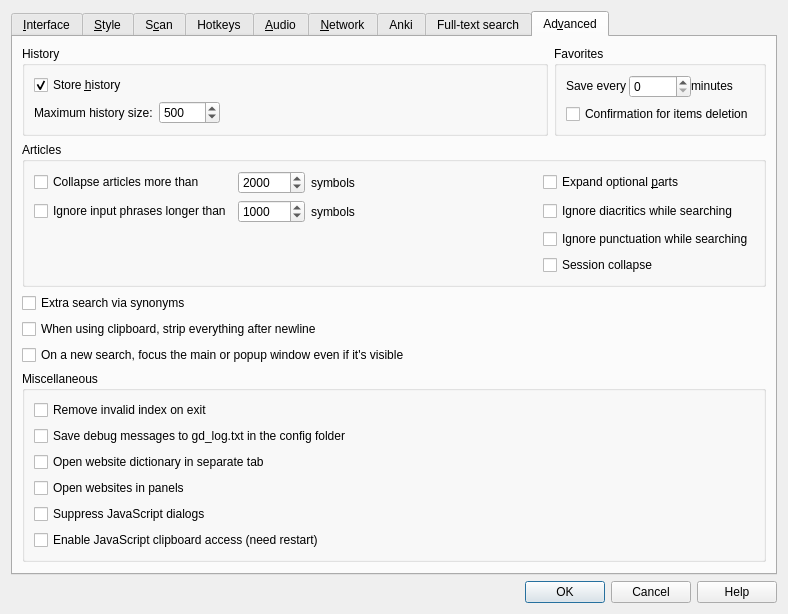
This is src/ui/preferences.ui in wuyun-1921/goldendict-ng as Qt 5 draws it before an edit. The edited form follows.
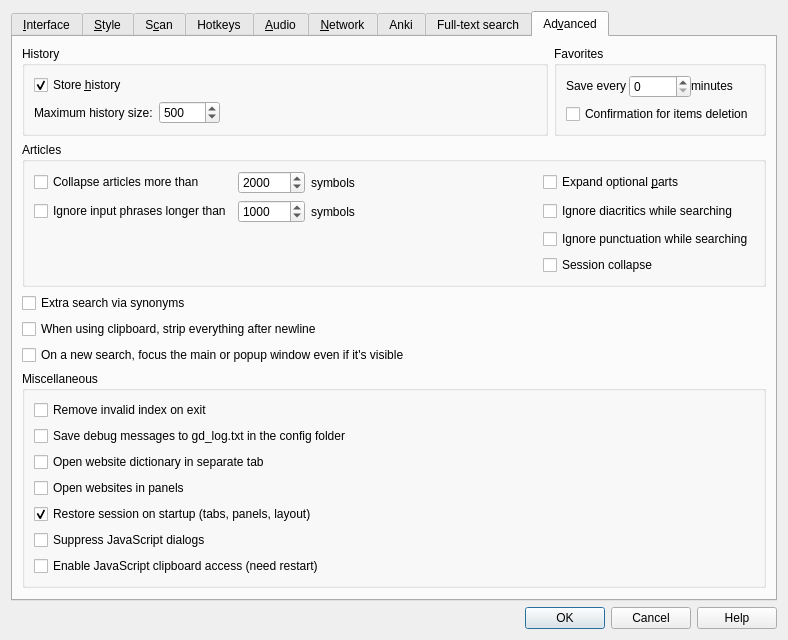
This is the edited form. The open tabs and pages were chosen to show the change. Icons and pictures are not drawn.

Commit message:
feat: add saveSession preference to config save path and preferences UI
- Config: write saveSession to config XML
- Preferences: add 'Restore session on startup' checkbox

What changed in the file:
```diff
--- a/src/ui/preferences.ui
+++ b/src/ui/preferences.ui
@@ -1938,6 +1938,16 @@
             </property>
            </widget>
           </item>
+          <item>
+           <widget class="QCheckBox" name="saveSession">
+            <property name="text">
+             <string>Restore session on startup (tabs, panels, layout)</string>
+            </property>
+            <property name="checked">
+             <bool>true</bool>
+            </property>
+           </widget>
+          </item>
           <item>
            <widget class="QCheckBox" name="suppressWebDialogs">
             <property name="toolTip">
```
The commit also changes 2 other files.
